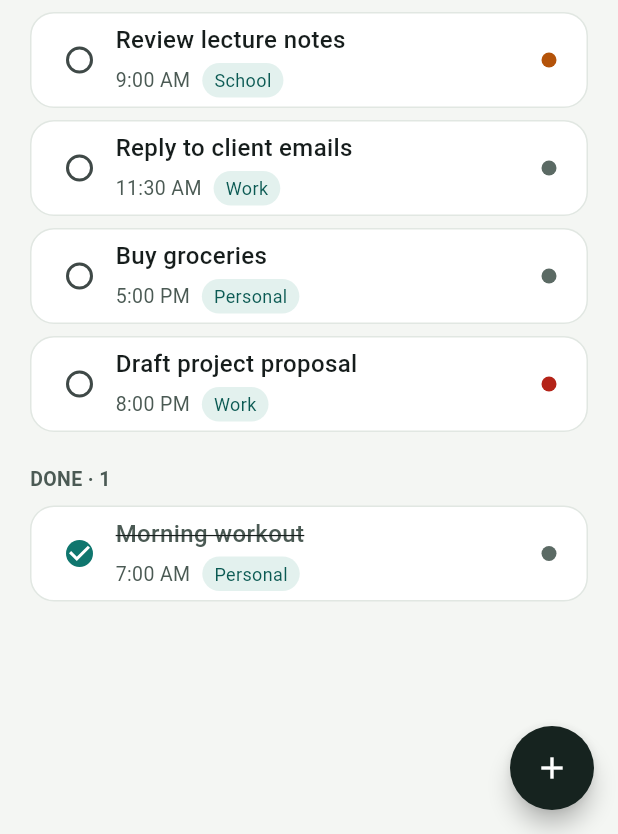
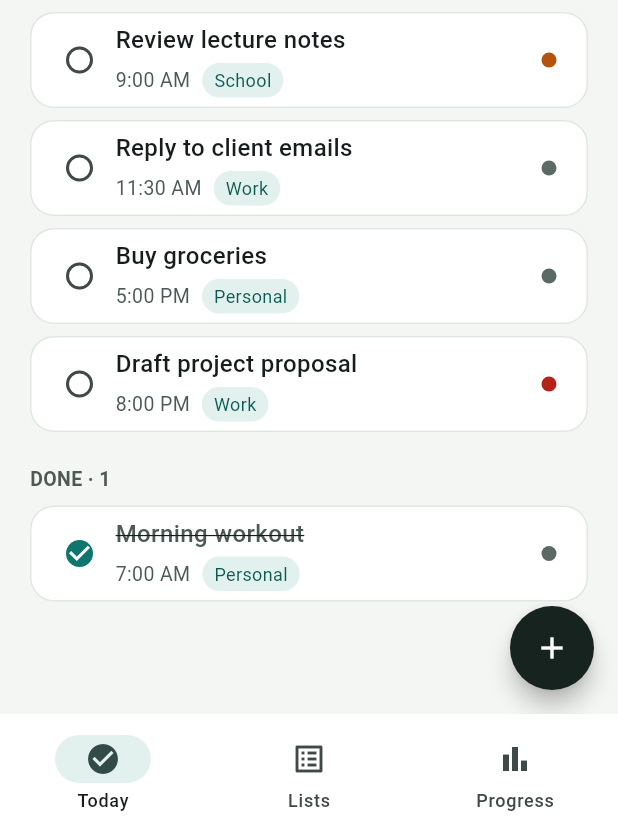
Before and after one commit to Engrcirs/todo_listapp, a Flutter app: the screen it shows after launch, on a phone screen of 412 x 824 dp, the part 402-1236 px from its top. Run offline on Flutter 3.47's test engine with Material 3 defaults, Android fonts, the phone set to English and light mode, and no system bars; our stand-ins replace flutter_riverpod, go_router.

Commit message:
dd bottom navigation, Lists and Progress screens

```diff
--- /dev/null
+++ b/lib/app/app_shell.dart
@@ -0,0 +1,37 @@
+import 'package:flutter/material.dart';
+import 'package:go_router/go_router.dart';
+
+class AppShell extends StatelessWidget {
+  const AppShell({super.key, required this.shell});
+
+  final StatefulNavigationShell shell;
+
+  @override
+  Widget build(BuildContext context) {
+    return Scaffold(
+      body: shell,
+      bottomNavigationBar: NavigationBar(
+        selectedIndex: shell.currentIndex,
+        onDestinationSelected: (i) =>
+            shell.goBranch(i, initialLocation: i == shell.currentIndex),
+        destinations: const [
+          NavigationDestination(
+            icon: Icon(Icons.check_circle_outline),
+            selectedIcon: Icon(Icons.check_circle),
+            label: 'Today',
+          ),
+          NavigationDestination(
+            icon: Icon(Icons.list_alt_outlined),
+            selectedIcon: Icon(Icons.list_alt),
+            label: 'Lists',
+          ),
+          NavigationDestination(
+            icon: Icon(Icons.bar_chart_outlined),
+            selectedIcon: Icon(Icons.bar_chart),
+            label: 'Progress',
+          ),
+        ],
+      ),
+    );
+  }
+}
--- a/lib/app/router.dart
+++ b/lib/app/router.dart
@@ -1,4 +1,7 @@
 import 'package:go_router/go_router.dart';
+import 'package:todo_listapp/app/app_shell.dart';
+import 'package:todo_listapp/features/lists/lists_screen.dart';
+import 'package:todo_listapp/features/progress/progress_screen.dart';
 import 'package:todo_listapp/features/tasks/presentation/edit_task_screen.dart';
 import 'package:todo_listapp/features/tasks/presentation/task_detail_screen.dart';
 import 'package:todo_listapp/features/tasks/presentation/today_screen.dart';
@@ -6,7 +9,20 @@ import 'package:todo_listapp/features/tasks/presentation/today_screen.dart';
 final router = GoRouter(
   initialLocation: '/today',
   routes: [
-    GoRoute(path: '/today', builder: (context, state) => const TodayScreen()),
+    StatefulShellRoute.indexedStack(
+      builder: (context, state, shell) => AppShell(shell: shell),
+      branches: [
+        StatefulShellBranch(routes: [
+          GoRoute(path: '/today', builder: (context, state) => const TodayScreen()),
+        ]),
+        StatefulShellBranch(routes: [
+          GoRoute(path: '/lists', builder: (context, state) => const ListsScreen()),
+        ]),
+        StatefulShellBranch(routes: [
+          GoRoute(path: '/progress', builder: (context, state) => const ProgressScreen()),
+        ]),
+      ],
+    ),
     GoRoute(
       path: '/task/:id',
       builder: (context, state) =>
--- a/lib/app/theme.dart
+++ b/lib/app/theme.dart
@@ -6,6 +6,10 @@ ThemeData buildTheme() {
   return ThemeData(
     colorScheme: scheme,
     scaffoldBackgroundColor: const Color(0xFFF4F6F3),
+      navigationBarTheme: const NavigationBarThemeData(
+      backgroundColor: Colors.white,
+      indicatorColor: Color(0xFFE3F1EE),
+    ),
     floatingActionButtonTheme: const FloatingActionButtonThemeData(
       backgroundColor: Color(0xFF16231F),
       foregroundColor: Colors.white,
```
Also changed, not shown: lib/features/lists/lists_screen.dart (added, +92 -0 lines), lib/features/progress/progress_screen.dart (added, +129 -0 lines).
